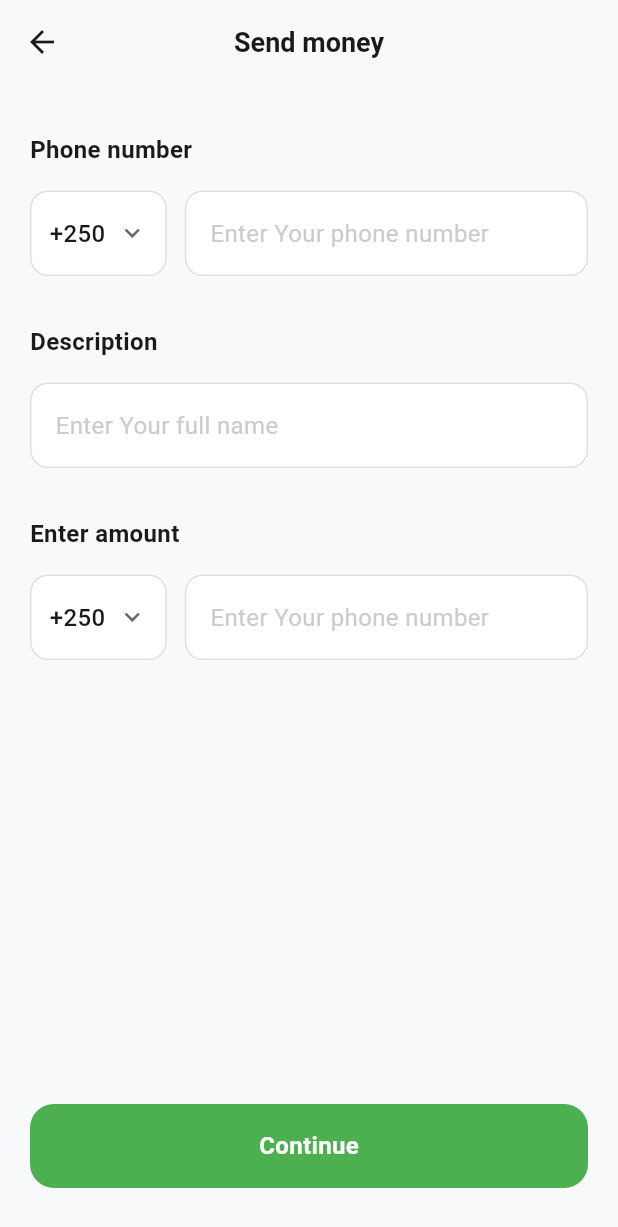
After one commit to Derrick-MUGISHA/vd, a Flutter app: the SendMoneyPage screen opened directly, on a phone screen of 412 x 824 dp. The commit adds this screen. Shown: the top 1227 px of the screen. Run offline on Flutter 3.47's test engine with Material 3 defaults, Android fonts, the phone set to English and light mode, and no system bars; Roboto replaces fonts that are missing (SF Pro Display).

Commit message:
Additional Press Pages - Transactions, Services, and Send Money

```diff
--- /dev/null
+++ b/lib/send_money_page.dart
@@ -0,0 +1,253 @@
+import 'package:flutter/material.dart';
+import 'package:flutter/services.dart';
+
+class SendMoneyPage extends StatelessWidget {
+  const SendMoneyPage({super.key});
+
+  @override
+  Widget build(BuildContext context) {
+    return Scaffold(
+      backgroundColor: const Color(0xFFF8F9FA),
+      appBar: AppBar(
+        backgroundColor: const Color(0xFFF8F9FA),
+        elevation: 0,
+        leading: IconButton(
+          icon: const Icon(
+            Icons.arrow_back,
+            color: Color(0xFF1A1A1A),
+            size: 24,
+          ),
+          onPressed: () => Navigator.pop(context),
+        ),
+        title: const Text(
+          'Send money',
+          style: TextStyle(
+            fontSize: 18,
+            fontWeight: FontWeight.w600,
+            color: Color(0xFF1A1A1A),
+          ),
+        ),
+        centerTitle: true,
+        systemOverlayStyle: SystemUiOverlayStyle.dark,
+      ),
+      body: SafeArea(
+        child: Padding(
+          padding: const EdgeInsets.symmetric(horizontal: 20),
+          child: Column(
+            crossAxisAlignment: CrossAxisAlignment.start,
+            children: [
+              const SizedBox(height: 32),
+              _buildPhoneNumberSection(),
+              const SizedBox(height: 32),
+              _buildDescriptionSection(),
+              const SizedBox(height: 32),
+              _buildEnterAmountSection(),
+              const Spacer(),
+              _buildContinueButton(),
+              const SizedBox(height: 32),
+            ],
+          ),
+        ),
+      ),
+    );
+  }
+
+  Widget _buildPhoneNumberSection() {
+    return Column(
+      crossAxisAlignment: CrossAxisAlignment.start,
+      children: [
+        const Text(
+          'Phone number',
+          style: TextStyle(
+            fontSize: 16,
+            fontWeight: FontWeight.w600,
+            color: Color(0xFF1A1A1A),
+          ),
+        ),
+        const SizedBox(height: 16),
+        Row(
+          children: [
+            Container(
+              padding: const EdgeInsets.symmetric(horizontal: 12, vertical: 16),
+              decoration: BoxDecoration(
+                color: Colors.white,
+                borderRadius: BorderRadius.circular(12),
+                border: Border.all(
+                  color: const Color(0xFFE0E0E0),
+                  width: 1,
+                ),
+              ),
+              child: Row(
+                children: [
+                  const Text(
+                    '+250',
+                    style: TextStyle(
+                      fontSize: 16,
+                      fontWeight: FontWeight.w500,
+                      color: Color(0xFF1A1A1A),
+                    ),
+                  ),
+                  const SizedBox(width: 8),
+                  const Icon(
+                    Icons.keyboard_arrow_down,
+                    color: Color(0xFF666666),
+                    size: 20,
+                  ),
+                ],
+              ),
+            ),
+            const SizedBox(width: 12),
+            Expanded(
+              child: Container(
+                padding: const EdgeInsets.symmetric(horizontal: 16, vertical: 16),
+                decoration: BoxDecoration(
+                  color: Colors.white,
+                  borderRadius: BorderRadius.circular(12),
+                  border: Border.all(
+                    color: const Color(0xFFE0E0E0),
+                    width: 1,
+                  ),
+                ),
+                child: const Text(
+                  'Enter Your phone number',
+                  style: TextStyle(
+                    fontSize: 16,
+                    color: Color(0xFFCCCCCC),
+                  ),
+                ),
+              ),
+            ),
+          ],
+        ),
+      ],
+    );
+  }
+
+  Widget _buildDescriptionSection() {
+    return Column(
+      crossAxisAlignment: CrossAxisAlignment.start,
+      children: [
+        const Text(
+          'Description',
+          style: TextStyle(
+            fontSize: 16,
+            fontWeight: FontWeight.w600,
+            color: Color(0xFF1A1A1A),
+          ),
+        ),
+        const SizedBox(height: 16),
+        Container(
+          width: double.infinity,
+          padding: const EdgeInsets.symmetric(horizontal: 16, vertical: 16),
+          decoration: BoxDecoration(
+            color: Colors.white,
+            borderRadius: BorderRadius.circular(12),
+            border: Border.all(
+              color: const Color(0xFFE0E0E0),
+              width: 1,
+            ),
+          ),
+          child: const Text(
+            'Enter Your full name',
+            style: TextStyle(
+              fontSize: 16,
+              color: Color(0xFFCCCCCC),
+            ),
+          ),
+        ),
+      ],
+    );
+  }
+
+  Widget _buildEnterAmountSection() {
+    return Column(
+      crossAxisAlignment: CrossAxisAlignment.start,
+      children: [
+        const Text(
+          'Enter amount',
+          style: TextStyle(
+            fontSize: 16,
+            fontWeight: FontWeight.w600,
+            color: Color(0xFF1A1A1A),
+          ),
+        ),
+        const SizedBox(height: 16),
+        Row(
+          children: [
+            Container(
+              padding: const EdgeInsets.symmetric(horizontal: 12, vertical: 16),
+              decoration: BoxDecoration(
+                color: Colors.white,
+                borderRadius: BorderRadius.circular(12),
+                border: Border.all(
+                  color: const Color(0xFFE0E0E0),
+                  width: 1,
+                ),
+              ),
+              child: Row(
+                children: [
+                  const Text(
+                    '+250',
+                    style: TextStyle(
+                      fontSize: 16,
+                      fontWeight: FontWeight.w500,
+                      color: Color(0xFF1A1A1A),
+                    ),
+                  ),
+                  const SizedBox(width: 8),
+                  const Icon(
+                    Icons.keyboard_arrow_down,
+                    color: Color(0xFF666666),
+                    size: 20,
+                  ),
+                ],
+              ),
+            ),
+            const SizedBox(width: 12),
+            Expanded(
+              child: Container(
+                padding: const EdgeInsets.symmetric(horizontal: 16, vertical: 16),
+                decoration: BoxDecoration(
+                  color: Colors.white,
+                  borderRadius: BorderRadius.circular(12),
+                  border: Border.all(
+                    color: const Color(0xFFE0E0E0),
+                    width: 1,
+                  ),
+                ),
+                child: const Text(
+                  'Enter Your phone number',
+                  style: TextStyle(
+                    fontSize: 16,
+                    color: Color(0xFFCCCCCC),
+                  ),
+                ),
+              ),
+            ),
+          ],
+        ),
+      ],
+    );
+  }
+
+  Widget _buildContinueButton() {
+    return Container(
+      width: double.infinity,
+      height: 56,
+      decoration: BoxDecoration(
+        color: const Color(0xFF4CAF50),
+        borderRadius: BorderRadius.circular(16),
+      ),
+      child: const Center(
+        child: Text(
+          'Continue',
+          style: TextStyle(
+            fontSize: 16,
+            fontWeight: FontWeight.w600,
+            color: Colors.white,
+          ),
+        ),
+      ),
+    );
+  }
+}
```
Also changed, not shown: lib/main.dart (+23 -2 lines), lib/services_page.dart (added, +182 -0 lines), lib/transactions_page.dart (added, +168 -0 lines).
